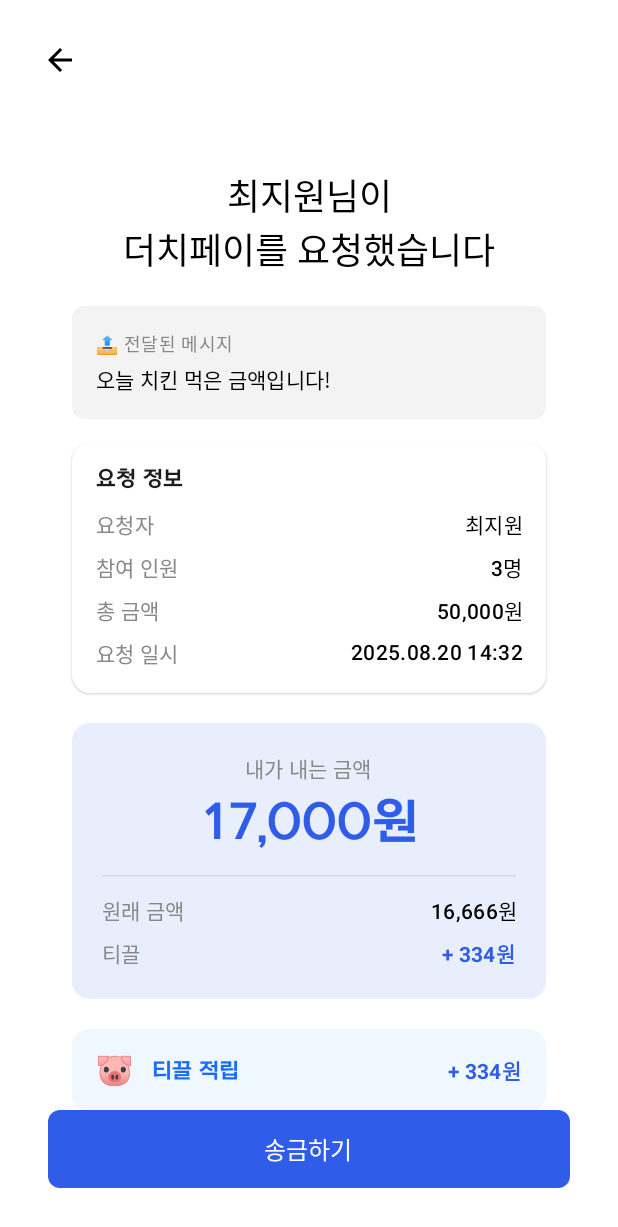
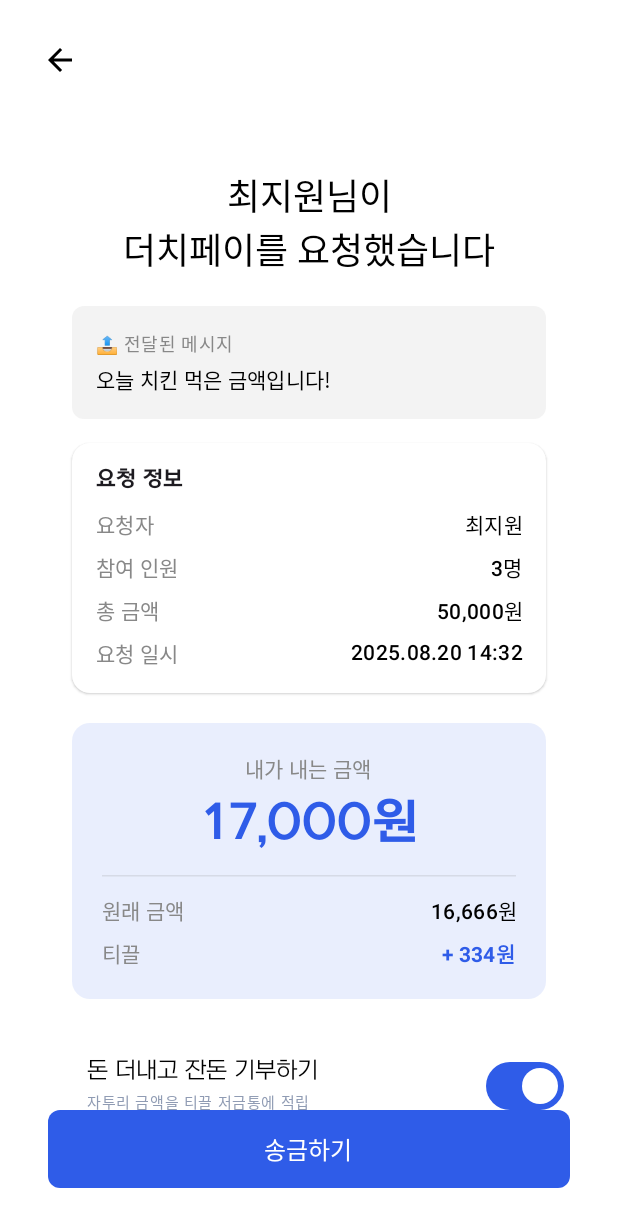
Before and after one commit to Teasan-Tiggle/tiggle-fe, an Android app built with Jetpack Compose: the @Preview function PreviewDutchPayPayment, on a phone screen of 412 x 824 dp. Shown: the top 1227 px of the screen. Run offline under Robolectric (Android 15) with nearby library versions, the phone set to English and light mode, and no system bars.

```diff
--- a/app/src/main/java/com/ssafy/tiggle/presentation/ui/dutchpay/DutchpayRecieveScreen.kt
+++ b/app/src/main/java/com/ssafy/tiggle/presentation/ui/dutchpay/DutchpayRecieveScreen.kt
@@ -45,6 +45,7 @@ import com.ssafy.tiggle.presentation.ui.components.TiggleSwitchRow
 import com.ssafy.tiggle.presentation.ui.theme.AppTypography
 import com.ssafy.tiggle.presentation.ui.theme.TiggleBlue
 import com.ssafy.tiggle.presentation.ui.dutchpay.DutchPayRequestDetailViewModel
+import android.util.Log
 
 @Composable
 fun DutchpayRecieveScreen(
@@ -60,10 +61,13 @@ fun DutchpayRecieveScreen(
         viewModel.loadDutchPayDetail(dutchPayId)
     }
 
-    // payMore 상태를 detail에서 초기화
+    // payMore 상태를 detail에서 초기화 (한 번만)
     LaunchedEffect(uiState.dutchPayDetail) {
         uiState.dutchPayDetail?.let { detail ->
-            payMoreEnabled = detail.payMoreDefault
+            if (payMoreEnabled == false) { // 초기값일 때만 설정
+                payMoreEnabled = detail.payMoreDefault
+                Log.d("DutchpayRecieveScreen", "payMoreEnabled 초기화: ${detail.payMoreDefault}")
+            }
         }
     }
 
@@ -106,7 +110,10 @@ fun DutchpayRecieveScreen(
                     DutchPayPaymentContent(
                         detail = detail,
                         payMoreEnabled = payMoreEnabled,
-                        onPayMoreChanged = { payMoreEnabled = it }
+                        onPayMoreChanged = {
+                            Log.d("DutchpayRecieveScreen", "payMoreEnabled 변경: $it")
+                            payMoreEnabled = it
+                        }
                     )
                 }
             }
@@ -168,6 +175,9 @@ private fun DutchPayPaymentContent(
     payMoreEnabled: Boolean,
     onPayMoreChanged: (Boolean) -> Unit
 ) {
+    // payMoreEnabled에 따른 tiggleAmount 계산
+    val currentTiggleAmount = if (payMoreEnabled) detail.tiggleAmount else 0L
+
     // 내가 낼 금액 계산
     val myPaymentAmount = if (payMoreEnabled) {
         detail.originalAmount + detail.tiggleAmount
@@ -288,7 +298,7 @@ private fun DutchPayPaymentContent(
 
                 DetailRow(label = "원래 금액", value = Formatter.formatCurrency(detail.originalAmount))
 
-                if (payMoreEnabled && detail.tiggleAmount > 0) {
+                if (payMoreEnabled && currentTiggleAmount > 0) {
                     Spacer(modifier = Modifier.height(8.dp))
                     Row(
                         modifier = Modifier.fillMaxWidth(),
@@ -301,7 +311,7 @@ private fun DutchPayPaymentContent(
                             color = Color.Gray
                         )
                         AnimatedNumberCounter(
-                            targetValue = detail.tiggleAmount
+                            targetValue = currentTiggleAmount
                         )
                     }
                 }
@@ -310,38 +320,6 @@ private fun DutchPayPaymentContent(
 
         Spacer(modifier = Modifier.height(20.dp))
 
-        // 티끌 적립 정보 표시 (payMoreEnabled이고 tiggleAmount가 0보다 클 때만)
-        if (payMoreEnabled && detail.tiggleAmount > 0) {
-            Card(
-                modifier = Modifier.fillMaxWidth(),
-                colors = CardDefaults.cardColors(containerColor = Color(0xFFF0F8FF)),
-                elevation = CardDefaults.cardElevation(defaultElevation = 0.dp),
-                shape = RoundedCornerShape(12.dp)
-            ) {
-                Row(
-                    modifier = Modifier
-                        .fillMaxWidth()
-                        .padding(16.dp),
-                    verticalAlignment = Alignment.CenterVertically
-                ) {
-                    Text(
-                        text = "🐷",
-                        fontSize = 20.sp
-                    )
-                    Spacer(modifier = Modifier.width(12.dp))
-                    Text(
-                        text = "티끌 적립",
-                        style = AppTypography.bodyLarge.copy(fontWeight = FontWeight.Bold),
-                        color = Color(0xFF1B6BFF),
-                        modifier = Modifier.weight(1f)
-                    )
-                    AnimatedNumberCounter(
-                        targetValue = detail.tiggleAmount
-                    )
-                }
-            }
-            Spacer(modifier = Modifier.height(16.dp))
-        }
 
         // 돈 더내고 잔돈 기부하기 스위치
         TiggleSwitchRow(
```
Also changed, not shown: app/src/main/java/com/ssafy/tiggle/data/model/dutchpay/response/DutchPayDetailResponseDto.kt (+0 -14 lines), app/src/main/java/com/ssafy/tiggle/data/model/dutchpay/response/DutchPayRequestDetailResponseDto.kt (+23 -9 lines), app/src/main/java/com/ssafy/tiggle/data/repository/DutchPayRepositoryImpl.kt (+14 -10 lines).
